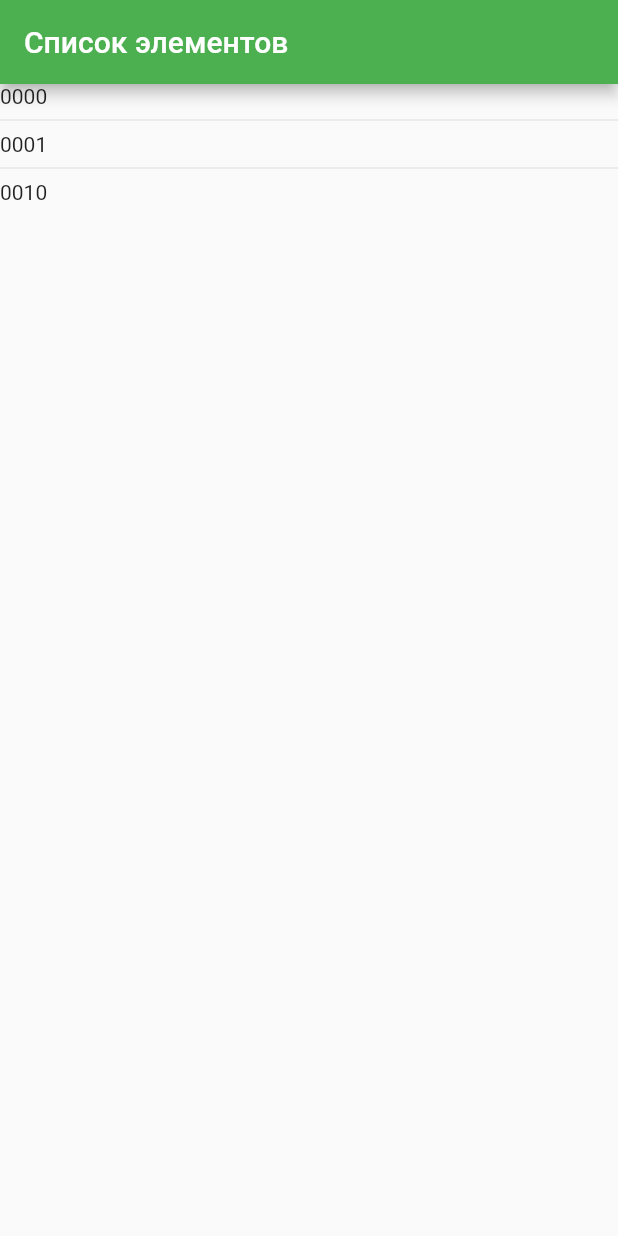
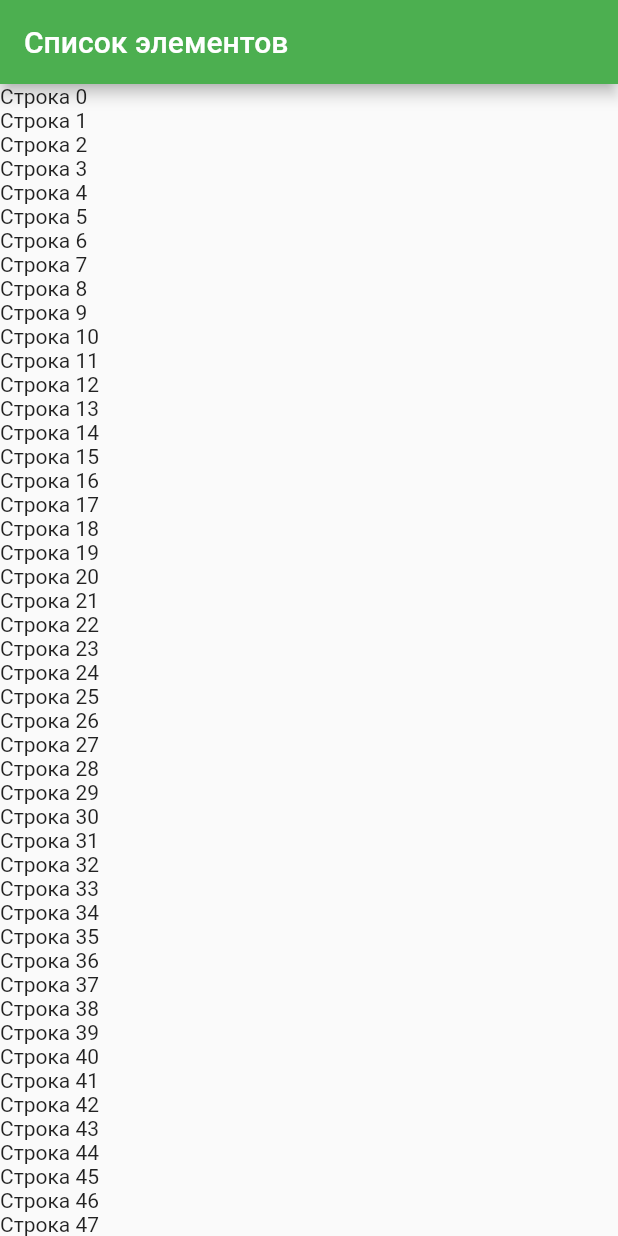
Before and after one commit to Rgl-RogueLike/PI2002Haritonov, a Flutter app: the screen it shows after launch, on a phone screen of 412 x 824 dp. Run offline on Flutter 3.47's test engine with Material 2 defaults, Android fonts, the phone set to English and light mode, and no system bars.

Commit message:
Лабораторная работа №5 Задание 2

```diff
--- a/lib/main.dart
+++ b/lib/main.dart
@@ -18,14 +18,10 @@ class MyApp extends StatelessWidget {
           appBar: AppBar(
             title: const Text('Список элементов'),
           ),
-          body: ListView(
-            children: const[
-              Text('0000'),
-              Divider(),
-              Text('0001'),
-              Divider(),
-              Text('0010'),
-            ],
+          body: ListView.builder(
+            itemBuilder: (context, index) {
+              return Text('Строка $index');
+            }
           ),
         ),
     );
```
